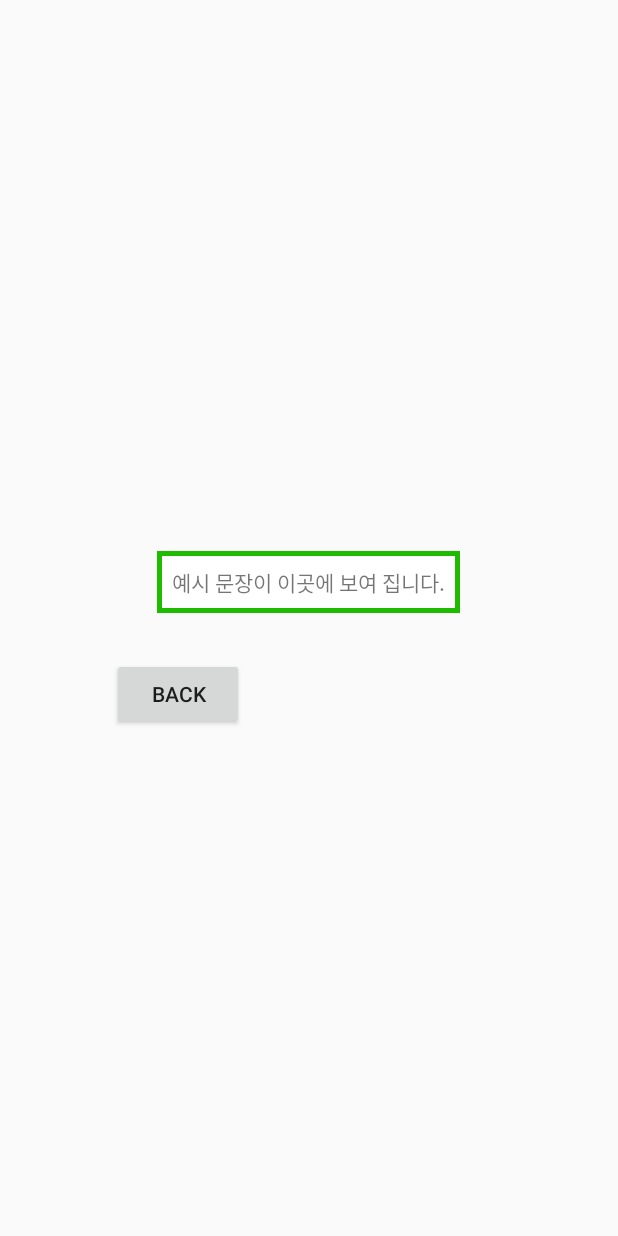
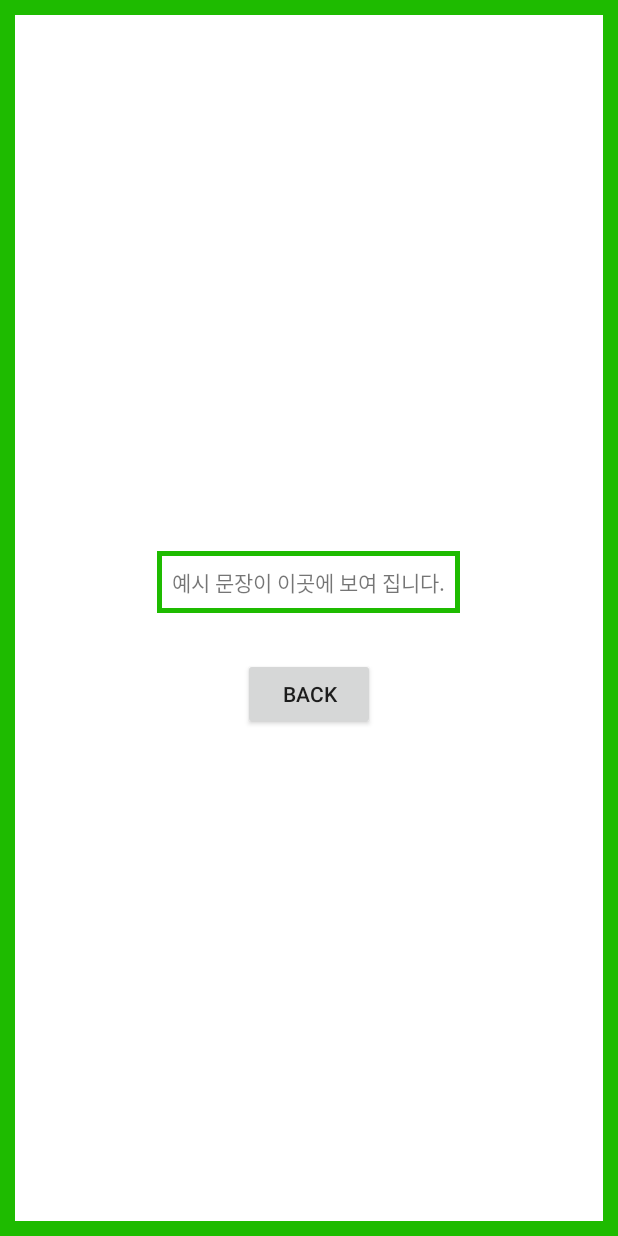
Before and after one commit to arcane1028/2017_Collathon, an Android app: the GameResultActivity screen opened directly, with no data from a screen before it, on a phone screen of 412 x 824 dp. Run offline under Robolectric (Android 15) with nearby library versions, the phone set to English and light mode, and no system bars; 1 statement that could not run was skipped.

Commit message:
edit result activity

```diff
--- a/app/src/main/res/layout/activity_game_result.xml
+++ b/app/src/main/res/layout/activity_game_result.xml
@@ -1,9 +1,10 @@
 <?xml version="1.0" encoding="utf-8"?>
-<RelativeLayout xmlns:android="http://schemas.android.com/apk/res/android"
+<LinearLayout xmlns:android="http://schemas.android.com/apk/res/android"
     android:layout_width="match_parent"
     android:layout_height="match_parent"
     android:gravity="center"
-    android:orientation="vertical">
+    android:orientation="vertical"
+    android:background="@drawable/start_layout_back">
 
     <TextView
         android:id="@+id/result_text_score"
@@ -14,12 +15,10 @@
         android:background="@drawable/phrase_back"
         android:padding="10dp"
         android:text="예시 문장이 이곳에 보여 집니다." />
-        />
-
 
     <Button
         android:id="@+id/result_btn_back"
         android:layout_width="wrap_content"
         android:layout_height="wrap_content"
         android:text="back" />
-</RelativeLayout>
+</LinearLayout>
```
